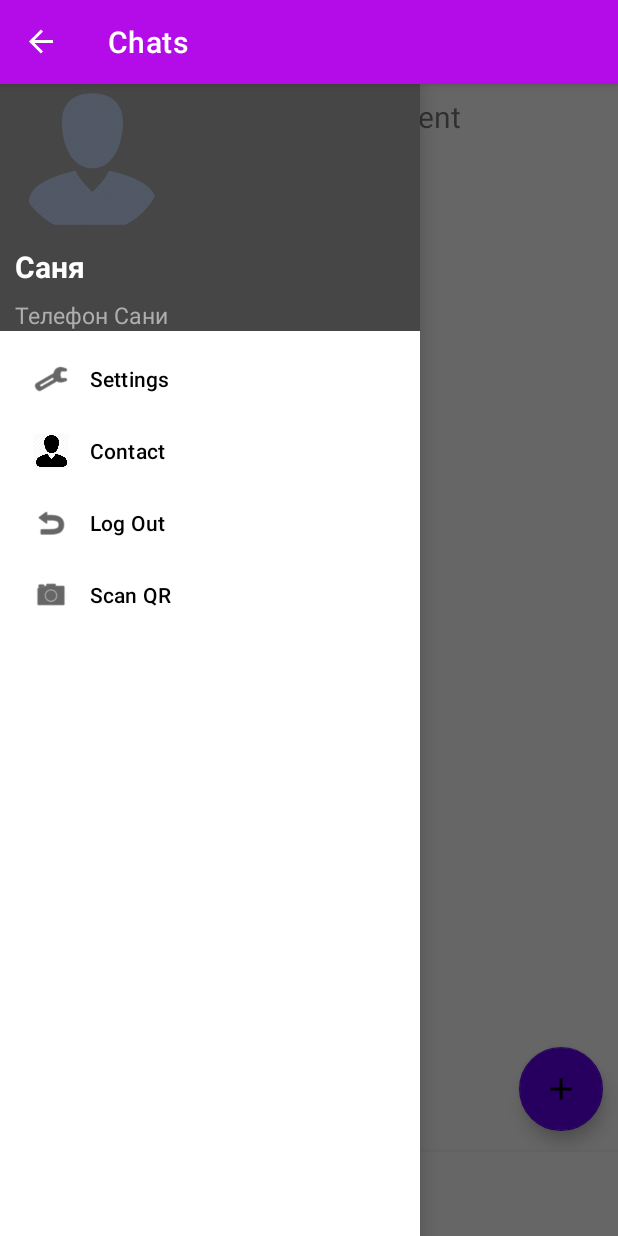
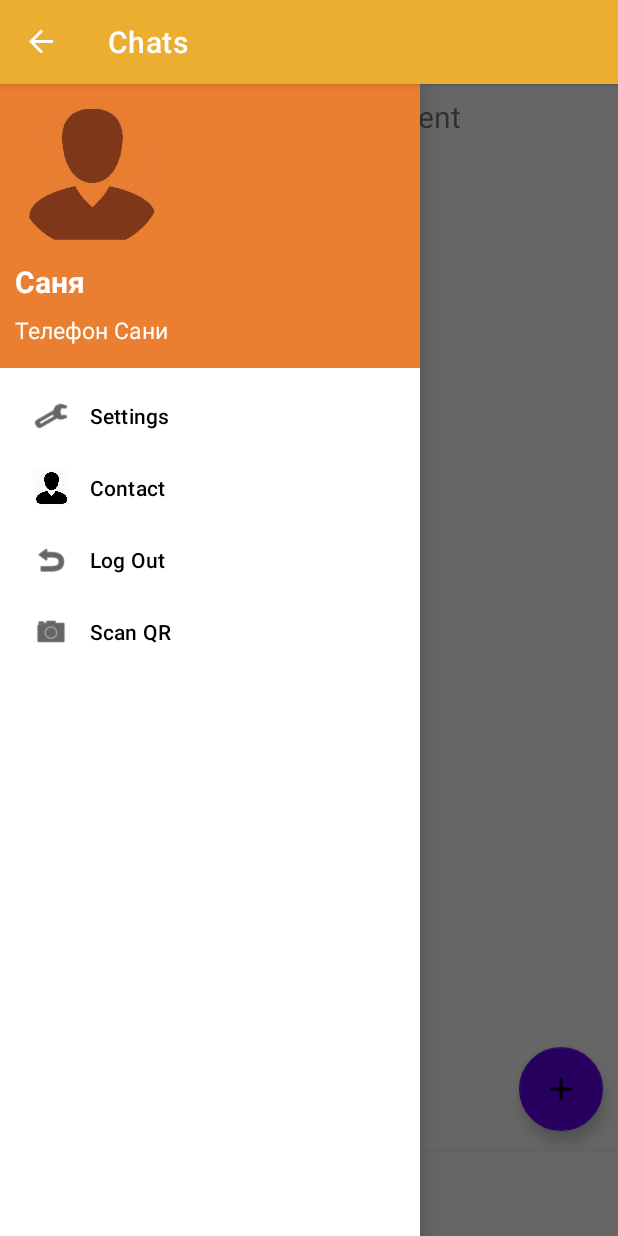
Before and after one commit to kapymessenger/Kapy, an Android app: the screen it shows after launch once a user with an empty profile is signed in (MessengerActivity), with the side drawer open, on a phone screen of 412 x 824 dp. Run offline under Robolectric (Android 15) with nearby library versions, the phone set to English and light mode, and no system bars; our stand-ins replace CircleImageView, Firebase (no records; nobody signed in at launch, a user with empty details on screens opened directly), navigation-ui.

Commit message:
changed project colors + some drawer enhancements

```diff
--- a/app/src/main/AndroidManifest.xml
+++ b/app/src/main/AndroidManifest.xml
@@ -15,7 +15,8 @@
         tools:targetApi="31">
         <activity
             android:name=".DrawerActivity"
-            android:exported="false"/>
+            android:exported="true">
+        </activity>
         <activity
             android:name=".activity.GreetingActivity"
             android:exported="false"/>
--- a/app/src/main/res/layout/activity_drawer.xml
+++ b/app/src/main/res/layout/activity_drawer.xml
@@ -14,6 +14,7 @@
         android:layout_gravity="start"
         android:fitsSystemWindows="true"
         app:headerLayout="@layout/drawer_header"
-        app:menu="@menu/drawer_menu" />
+        app:menu="@menu/drawer_menu"
+        app:itemRippleColor="#979797"/>
 
 </androidx.drawerlayout.widget.DrawerLayout>
--- a/app/src/main/res/layout/drawer_header.xml
+++ b/app/src/main/res/layout/drawer_header.xml
@@ -3,13 +3,14 @@
     android:layout_width="match_parent"
     android:layout_height="match_parent"
     android:orientation="vertical"
-    android:background="#464646">
+    android:background="#EB7F31">
 
     <de.hdodenhof.circleimageview.CircleImageView
         android:layout_width="100dp"
         android:layout_height="100dp"
         android:src="@drawable/registration_image"
-        android:layout_marginStart="10dp"/>
+        android:layout_marginStart="10dp"
+        android:layout_marginTop="10dp" />
 
     <TextView
         android:id="@+id/drawer_person_name"
@@ -25,11 +26,11 @@
     <TextView
         android:id="@+id/drawer_person_phone"
         android:layout_width="match_parent"
-        android:layout_height="wrap_content"
+        android:layout_height="44dp"
+        android:layout_marginStart="10dp"
         android:paddingTop="8dp"
-        android:layout_marginStart="10dp"
         android:text="Телефон Сани"
-        android:textColor="#AEAEAE"
+        android:textColor="#FFFFFF"
         android:textSize="15sp" />
 
 </LinearLayout>
--- a/app/src/main/res/menu/drawer_menu.xml
+++ b/app/src/main/res/menu/drawer_menu.xml
@@ -1,7 +1,8 @@
 <?xml version="1.0" encoding="utf-8"?>
 <menu xmlns:android="http://schemas.android.com/apk/res/android"
     xmlns:tools="http://schemas.android.com/tools"
-    tools:showIn="navigation_view">
+    tools:showIn="navigation_view"
+    xmlns:app="http://schemas.android.com/apk/res-auto">
     <item
         android:id="@+id/drawer_settings"
         android:icon="@android:drawable/ic_menu_manage"
--- a/app/src/main/res/values/themes.xml
+++ b/app/src/main/res/values/themes.xml
@@ -2,15 +2,15 @@
     <!-- Base application theme. -->
     <style name="Theme.Kapy" parent="Theme.MaterialComponents.DayNight.DarkActionBar">
         <!-- Primary brand color. -->
-        <item name="colorPrimary">#B40CE8</item>
-        <item name="colorPrimaryVariant">#B40CE8</item>
+        <item name="colorPrimary">#EBAE31</item>
+        <item name="colorPrimaryVariant">#D49037</item>
         <item name="colorOnPrimary">@color/white</item>
         <!-- Secondary brand color. -->
-        <item name="colorSecondary">#005550</item>
-        <item name="colorSecondaryVariant">#005550</item>
+        <item name="colorSecondary">#EB7F31</item>
+        <item name="colorSecondaryVariant">#E0602F</item>
         <item name="colorOnSecondary">@color/black</item>
         <!-- Status bar color. -->
-        <item name="android:statusBarColor" tools:targetApi="l">#B40CE8</item>
+        <item name="android:statusBarColor" tools:targetApi="l">#E0B82F</item>
         <!-- Customize your theme here. -->
     </style>
 
```
Also changed, not shown: app/src/main/res/drawable-v24/registration_image.png (added), app/src/main/res/drawable/registration_image.png (deleted).
